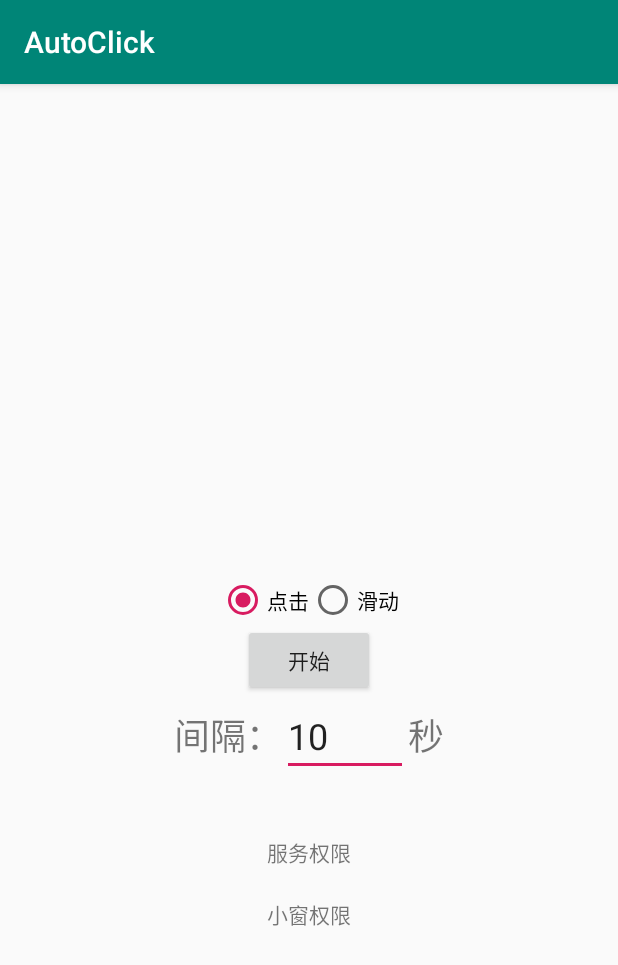
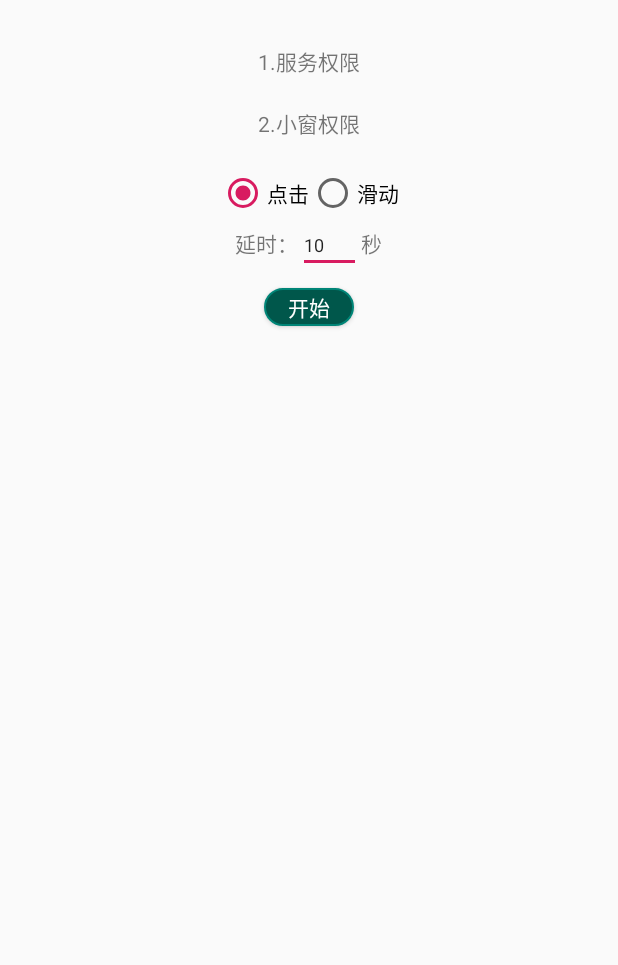
Before and after one commit to uliangmk/auto_click, an Android app: the screen it shows after launch (MainActivity), on a phone screen of 412 x 824 dp. Shown: the top 965 px of the screen. Run offline under Robolectric (Android 15) with nearby library versions, the phone set to English and light mode, and no system bars.

Commit message:
[描述]：ui样式

```diff
--- a/app/src/main/java/com/wonbin/autoclick/AutoService.java
+++ b/app/src/main/java/com/wonbin/autoclick/AutoService.java
@@ -54,7 +54,7 @@ public class AutoService extends AccessibilityService {
             } else if (PLAY.equals(action)) {
                 mX = intent.getIntExtra("x", 0);
                 mY = intent.getIntExtra("y", 0);
-                new CountDownTimer(mInterval, 1 * 1000) {
+                new CountDownTimer(mInterval, 3 * 1000) {
                     @Override
                     public void onTick(long millisUntilFinished) {
                         Toast.makeText(getBaseContext(), "还有" + millisUntilFinished / 1000 + "秒", Toast.LENGTH_SHORT).show();
--- a/app/src/main/java/com/wonbin/autoclick/MainActivity.java
+++ b/app/src/main/java/com/wonbin/autoclick/MainActivity.java
@@ -34,8 +34,6 @@ public class MainActivity extends AppCompatActivity implements View.OnClickListe
     protected void onCreate(Bundle savedInstanceState) {
         super.onCreate(savedInstanceState);
         setContentView(R.layout.activity_main);
-        Toolbar toolbar = findViewById(R.id.toolbar);
-        setSupportActionBar(toolbar);
         mStart = findViewById(R.id.start);
         per1 = findViewById(R.id.permission_1);
         per2 = findViewById(R.id.permission_2);
--- /dev/null
+++ b/app/src/main/res/drawable/btn_bg.xml
@@ -0,0 +1,12 @@
+<?xml version="1.0" encoding="utf-8"?>
+
+<shape xmlns:android="http://schemas.android.com/apk/res/android"
+    android:shape="rectangle">
+
+    <corners android:radius="15dp" />   <!-- 设置圆角弧度 -->
+    <solid android:color="@color/colorPrimaryDark" />   <!-- 设置背景颜色 -->
+    <stroke
+        android:width="1dp"
+        android:color="@color/colorPrimary" /> <!-- 设置边框颜色以及宽度 -->
+
+</shape>
--- a/app/src/main/res/layout/activity_main.xml
+++ b/app/src/main/res/layout/activity_main.xml
@@ -1,25 +1,82 @@
 <?xml version="1.0" encoding="utf-8"?>
-<android.support.design.widget.CoordinatorLayout xmlns:android="http://schemas.android.com/apk/res/android"
+<LinearLayout xmlns:android="http://schemas.android.com/apk/res/android"
     xmlns:app="http://schemas.android.com/apk/res-auto"
     xmlns:tools="http://schemas.android.com/tools"
     android:layout_width="match_parent"
     android:layout_height="match_parent"
+    android:gravity="center_horizontal"
+    android:orientation="vertical"
     tools:context=".MainActivity">
 
-    <android.support.design.widget.AppBarLayout
-        android:layout_width="match_parent"
+    <TextView
+        android:id="@+id/permission_1"
+        android:layout_width="wrap_content"
         android:layout_height="wrap_content"
-        android:theme="@style/AppTheme.AppBarOverlay">
+        android:layout_marginTop="30dp"
+        android:text="1.服务权限" />
 
-        <android.support.v7.widget.Toolbar
-            android:id="@+id/toolbar"
-            android:layout_width="match_parent"
-            android:layout_height="?attr/actionBarSize"
-            android:background="?attr/colorPrimary"
-            app:popupTheme="@style/AppTheme.PopupOverlay" />
+    <TextView
+        android:id="@+id/permission_2"
+        android:layout_width="wrap_content"
+        android:layout_height="wrap_content"
+        android:layout_marginTop="20dp"
+        android:text="2.小窗权限" />
 
-    </android.support.design.widget.AppBarLayout>
+    <RadioGroup
+        android:id="@+id/check_mode"
+        android:layout_width="wrap_content"
+        android:layout_height="wrap_content"
+        android:layout_marginTop="20dp"
+        android:checkedButton="@id/tap"
+        android:orientation="horizontal">
 
-    <include layout="@layout/content_main" />
+        <RadioButton
+            android:id="@+id/tap"
+            android:layout_width="wrap_content"
+            android:layout_height="wrap_content"
+            android:text="点击" />
 
-</android.support.design.widget.CoordinatorLayout>
+        <RadioButton
+            android:id="@+id/swipe"
+            android:layout_width="wrap_content"
+            android:layout_height="wrap_content"
+            android:text="滑动" />
+    </RadioGroup>
+
+    <LinearLayout
+        android:id="@+id/text"
+        android:layout_width="wrap_content"
+        android:layout_height="wrap_content"
+        android:orientation="horizontal">
+
+        <TextView
+            android:layout_width="wrap_content"
+            android:layout_height="wrap_content"
+            android:text="延时：" />
+
+        <EditText
+            android:id="@+id/interval"
+            android:layout_width="wrap_content"
+            android:layout_height="wrap_content"
+            android:inputType="number"
+            android:lines="1"
+            android:minEms="3"
+            android:text="10"
+            android:textSize="12sp" />
+
+        <TextView
+            android:layout_width="wrap_content"
+            android:layout_height="wrap_content"
+            android:text="秒" />
+    </LinearLayout>
+
+    <Button
+        android:id="@+id/start"
+        android:layout_width="60dp"
+        android:layout_height="25dp"
+        android:layout_marginTop="10dp"
+        android:background="@drawable/btn_bg"
+        android:text="开始"
+        android:textColor="#ffffff" />
+
+</LinearLayout>
--- a/app/src/main/res/layout/content_main.xml
+++ /dev/null
@@ -1,100 +0,0 @@
-<?xml version="1.0" encoding="utf-8"?>
-<android.support.constraint.ConstraintLayout xmlns:android="http://schemas.android.com/apk/res/android"
-    xmlns:app="http://schemas.android.com/apk/res-auto"
-    xmlns:tools="http://schemas.android.com/tools"
-    android:layout_width="match_parent"
-    android:layout_height="match_parent"
-    app:layout_behavior="@string/appbar_scrolling_view_behavior"
-    tools:context=".MainActivity"
-    tools:showIn="@layout/activity_main">
-
-
-    <Button
-        android:id="@+id/start"
-        android:layout_width="wrap_content"
-        android:layout_height="wrap_content"
-        android:text="开始"
-        app:layout_constraintBottom_toBottomOf="parent"
-        app:layout_constraintLeft_toLeftOf="parent"
-        app:layout_constraintRight_toRightOf="parent"
-        app:layout_constraintTop_toTopOf="parent" />
-
-    <RadioGroup
-        android:id="@+id/check_mode"
-        android:layout_width="wrap_content"
-        android:layout_height="wrap_content"
-        android:orientation="horizontal"
-        android:checkedButton="@id/tap"
-        app:layout_constraintBottom_toTopOf="@id/start"
-        app:layout_constraintLeft_toLeftOf="parent"
-        app:layout_constraintRight_toRightOf="parent">
-
-        <RadioButton
-            android:id="@+id/tap"
-            android:text="点击"
-            android:layout_width="wrap_content"
-            android:layout_height="wrap_content" />
-
-        <RadioButton
-            android:id="@+id/swipe"
-            android:text="滑动"
-            android:layout_width="wrap_content"
-            android:layout_height="wrap_content" />
-    </RadioGroup>
-
-    <LinearLayout
-        android:id="@+id/text"
-        android:layout_width="wrap_content"
-        android:layout_height="wrap_content"
-        android:orientation="horizontal"
-        app:layout_constraintLeft_toLeftOf="parent"
-        app:layout_constraintRight_toRightOf="parent"
-        app:layout_constraintTop_toBottomOf="@id/start">
-
-        <TextView
-            android:layout_width="wrap_content"
-            android:layout_height="wrap_content"
-            android:text="间隔："
-            android:textSize="24sp" />
-
-        <EditText
-            android:id="@+id/interval"
-            android:layout_width="wrap_content"
-            android:layout_height="wrap_content"
-            android:inputType="number"
-            android:lines="1"
-            android:text="10"
-            android:minEms="3"
-            android:textSize="24sp" />
-
-        <TextView
-            android:layout_width="wrap_content"
-            android:layout_height="wrap_content"
-            android:text="秒"
-            android:textSize="24sp" />
-    </LinearLayout>
-
-    <LinearLayout
-        android:layout_marginTop="40dp"
-        android:layout_width="wrap_content"
-        android:layout_height="wrap_content"
-        android:orientation="vertical"
-        app:layout_constraintLeft_toLeftOf="parent"
-        app:layout_constraintRight_toRightOf="parent"
-        app:layout_constraintTop_toBottomOf="@id/text">
-
-        <TextView
-            android:text="服务权限"
-            android:id="@+id/permission_1"
-            android:layout_width="wrap_content"
-            android:layout_height="wrap_content"/>
-        <TextView
-            android:layout_marginTop="20dp"
-            android:text="小窗权限"
-            android:id="@+id/permission_2"
-            android:layout_width="wrap_content"
-            android:layout_height="wrap_content"/>
-
-    </LinearLayout>
-
-</android.support.constraint.ConstraintLayout>
```
